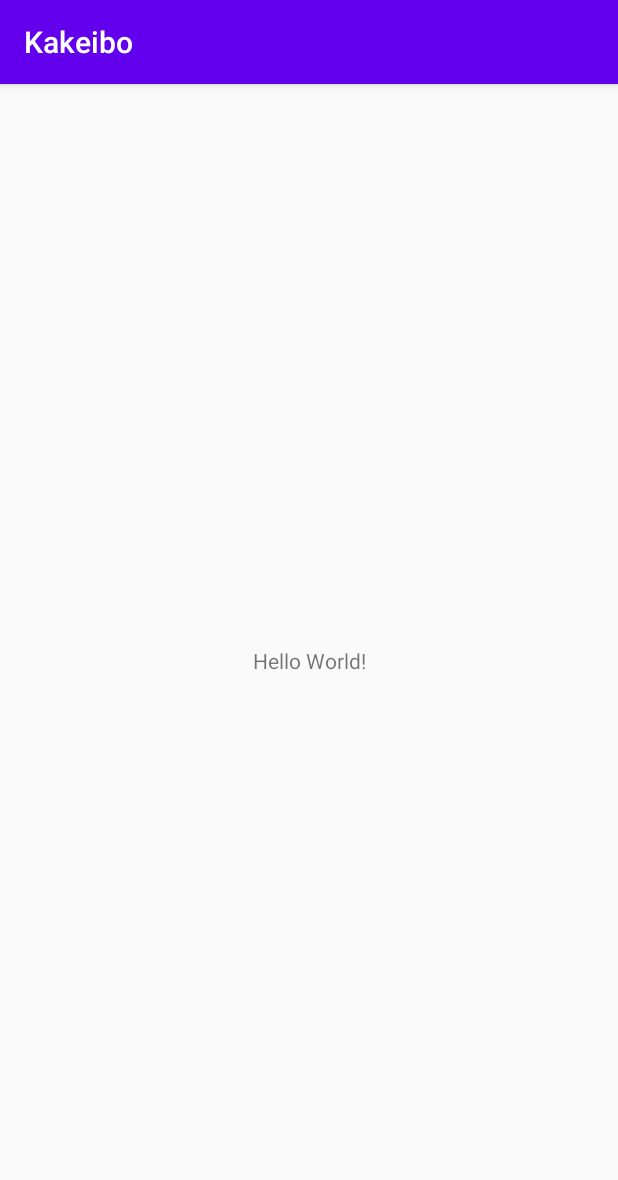
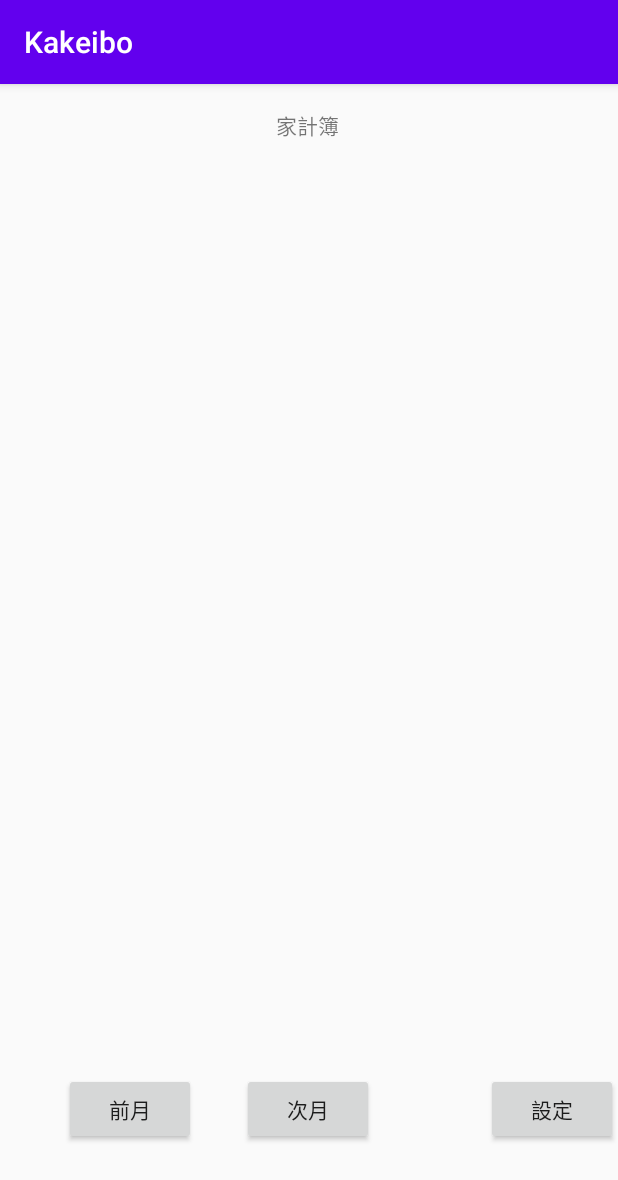
Before and after one commit to khrAkhr/Kakeibo, an Android app: the screen it shows after launch (MainActivity), on a phone screen of 412 x 824 dp. Shown: the top 1180 px of the screen. Run offline under Robolectric (Android 15) with nearby library versions, the phone set to English and light mode, and no system bars.

Commit message:
ボタンで画面遷移と設定画面のはりぼて

```diff
--- a/app/build.gradle
+++ b/app/build.gradle
@@ -26,6 +26,7 @@ dependencies {
     implementation fileTree(dir: "libs", include: ["*.jar"])
     implementation 'androidx.appcompat:appcompat:1.1.0'
     implementation 'androidx.constraintlayout:constraintlayout:1.1.3'
+    implementation 'androidx.preference:preference:1.1.0'
     testImplementation 'junit:junit:4.12'
     androidTestImplementation 'androidx.test.ext:junit:1.1.1'
     androidTestImplementation 'androidx.test.espresso:espresso-core:3.2.0'
--- a/app/src/main/AndroidManifest.xml
+++ b/app/src/main/AndroidManifest.xml
@@ -9,6 +9,11 @@
         android:roundIcon="@mipmap/ic_launcher_round"
         android:supportsRtl="true"
         android:theme="@style/AppTheme">
+        <activity
+            android:name=".SettingsActivity"
+            android:label="@string/title_activity_settings"
+            android:parentActivityName=".MainActivity"></activity>
+        <activity android:name=".MainActivity2" />
         <activity android:name=".MainActivity">
             <intent-filter>
                 <action android:name="android.intent.action.MAIN" />
--- a/app/src/main/res/layout/activity_main.xml
+++ b/app/src/main/res/layout/activity_main.xml
@@ -6,13 +6,57 @@
     android:layout_height="match_parent"
     tools:context=".MainActivity">
 
+    <Button
+        android:id="@+id/SettingsBtn"
+        android:layout_width="wrap_content"
+        android:layout_height="wrap_content"
+        android:layout_marginStart="52dp"
+        android:text="@string/SettingsBtn"
+        app:layout_constraintBottom_toBottomOf="parent"
+        app:layout_constraintEnd_toEndOf="parent"
+        app:layout_constraintHorizontal_bias="1.0"
+        app:layout_constraintLeft_toLeftOf="parent"
+        app:layout_constraintRight_toRightOf="parent"
+        app:layout_constraintStart_toEndOf="@+id/NextMonthBtn"
+        app:layout_constraintTop_toTopOf="parent"
+        app:layout_constraintVertical_bias="0.916" />
+
     <TextView
         android:layout_width="wrap_content"
         android:layout_height="wrap_content"
-        android:text="Hello World!"
+        android:text="家計簿"
         app:layout_constraintBottom_toBottomOf="parent"
+        app:layout_constraintHorizontal_bias="0.498"
         app:layout_constraintLeft_toLeftOf="parent"
         app:layout_constraintRight_toRightOf="parent"
-        app:layout_constraintTop_toTopOf="parent" />
+        app:layout_constraintTop_toTopOf="parent"
+        app:layout_constraintVertical_bias="0.022" />
+
+    <Button
+        android:id="@+id/PrevMonthBtn"
+        android:layout_width="wrap_content"
+        android:layout_height="wrap_content"
+        android:layout_marginEnd="8dp"
+        android:text="@string/PrevMonthBtn"
+        app:layout_constraintBottom_toBottomOf="parent"
+        app:layout_constraintEnd_toStartOf="@+id/NextMonthBtn"
+        app:layout_constraintHorizontal_bias="0.65"
+        app:layout_constraintLeft_toLeftOf="parent"
+        app:layout_constraintRight_toRightOf="parent"
+        app:layout_constraintStart_toStartOf="parent"
+        app:layout_constraintTop_toTopOf="parent"
+        app:layout_constraintVertical_bias="0.916" />
+
+    <Button
+        android:id="@+id/NextMonthBtn"
+        android:layout_width="wrap_content"
+        android:layout_height="wrap_content"
+        android:text="@string/NextMonthBtn"
+        app:layout_constraintBottom_toBottomOf="parent"
+        app:layout_constraintHorizontal_bias="0.498"
+        app:layout_constraintLeft_toLeftOf="parent"
+        app:layout_constraintRight_toRightOf="parent"
+        app:layout_constraintTop_toTopOf="parent"
+        app:layout_constraintVertical_bias="0.916" />
 
 </androidx.constraintlayout.widget.ConstraintLayout>
```
Also changed, not shown: app/src/main/java/com/khrakhr/kakeibo/MainActivity.java (+32 -2 lines), app/src/main/java/com/khrakhr/kakeibo/MainActivity2.java (added, +14 -0 lines), app/src/main/java/com/khrakhr/kakeibo/SettingsActivity.java (added, +40 -0 lines), app/src/main/res/layout/activity_main2.xml (added, +19 -0 lines), app/src/main/res/layout/settings_activity.xml (added, +10 -0 lines), app/src/main/res/values/arrays.xml (added, +12 -0 lines), app/src/main/res/values/strings.xml (+21 -0 lines), app/src/main/res/xml/root_preferences.xml (added, +41 -0 lines).
